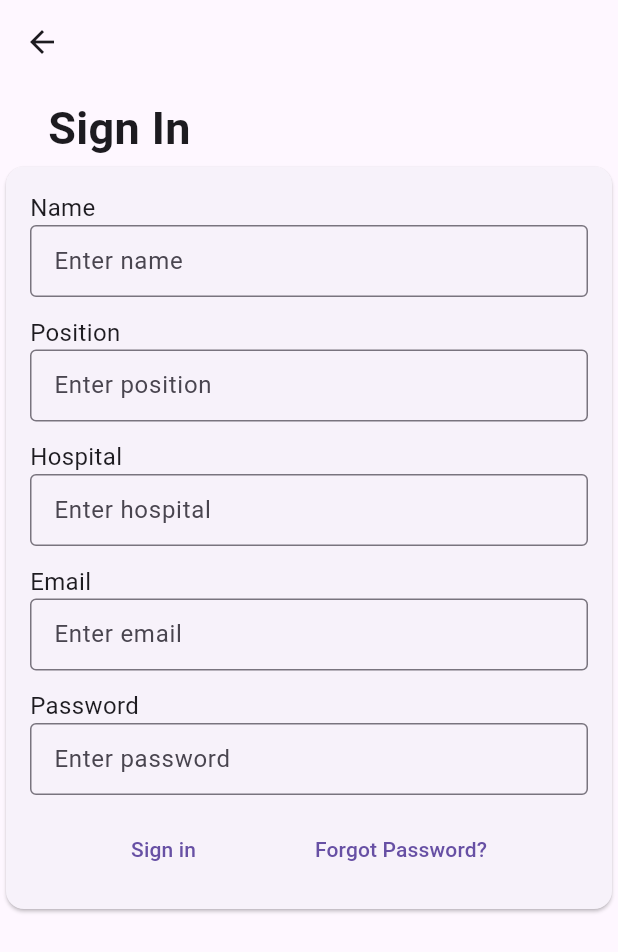
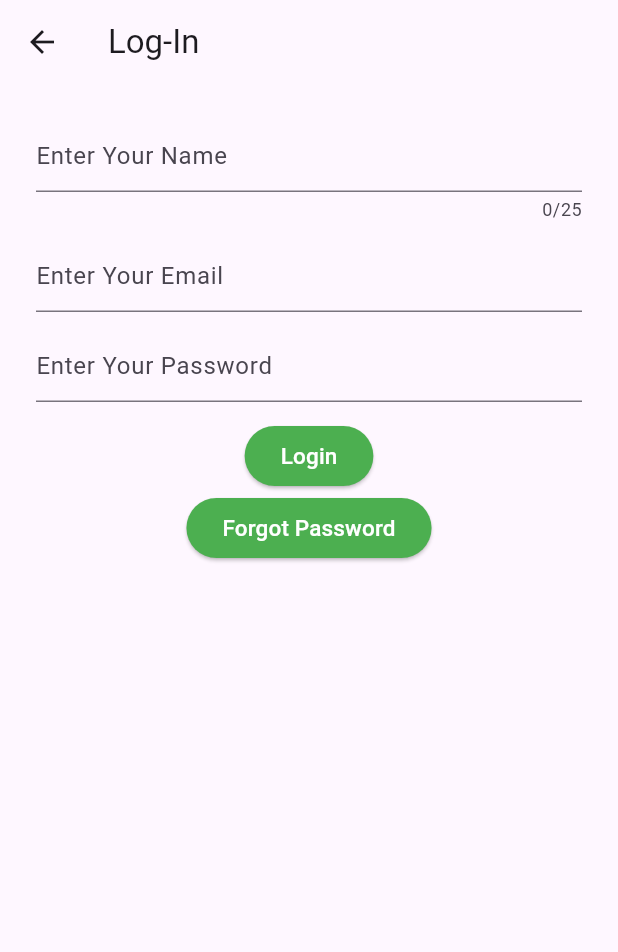
Before and after one commit to tasheera/CVD_Risk_Analyser, a Flutter app: the screen it shows after launch, after a tap on "LOGIN", on a phone screen of 412 x 824 dp. Shown: the top 952 px of the screen. Run offline on Flutter 3.47's test engine with Material 3 defaults, Android fonts, the phone set to English and light mode, and no system bars; our stand-ins replace cloud_firestore, firebase_auth, firebase_core, get, sqflite; accounts and stored records are empty.

Commit message:
Login UI Change

```diff
--- a/lib/HomePage.dart
+++ b/lib/HomePage.dart
@@ -1,5 +1,6 @@
 import 'package:cvd_risk_analyser/screens/chart_choose_screen.dart';
 import 'package:cvd_risk_analyser/screens/login_screen.dart';
+import 'package:cvd_risk_analyser/screens/login_screen_new.dart';
 import 'package:cvd_risk_analyser/screens/user_data_input_screen.dart';
 import 'package:cvd_risk_analyser/signup_screen.dart';
 import 'package:flutter/material.dart';
@@ -86,7 +87,7 @@ class HomePage extends StatelessWidget {
                         onPressed: () {
                           //TODO Link login screen
                             Navigator.of(context).push(MaterialPageRoute(builder:(_){
-                              return const LoginScreen();
+                              return LoginFormScreen();
                             }));
 
                         },
--- a/lib/components/input_field.dart
+++ b/lib/components/input_field.dart
@@ -6,33 +6,25 @@ class InputField extends StatelessWidget {
   InputField({
     super.key,
     required this.controller,
-    required this.title,
     this.obscureText = false,
+    this.hintText,
+    this.maxLength
   });
 
   TextEditingController controller;
-  String title;
   bool obscureText;
+  String? hintText;
+  int? maxLength;
 
   @override
   Widget build(BuildContext context) {
     return Column(
       crossAxisAlignment: CrossAxisAlignment.start,
       children: [
-        Text(
-          title,
-          style: const TextStyle(
-            fontSize: 16,
-          ),
-        ),
         TextFormField(
+          maxLength: maxLength,
           controller: controller,
-          decoration: InputDecoration(
-            labelText: 'Enter ${title.toLowerCase()}',
-            border: const OutlineInputBorder(),
-            isDense: true,
-            hintText: 'Enter ${title.toLowerCase()}',
-          ),
+          decoration: InputDecoration(hintText: hintText),
           obscureText: obscureText,
         ),
         const SizedBox(
--- a/lib/controllers/login_controller.dart
+++ b/lib/controllers/login_controller.dart
@@ -11,8 +11,8 @@ class LoginController extends GetxController {
   final emailController = TextEditingController();
   final passwordController = TextEditingController();
   final nameController = TextEditingController();
-  final positionController = TextEditingController();
-  final hospitalController = TextEditingController();
+  // final positionController = TextEditingController();
+  // final hospitalController = TextEditingController();
 
 
   //Disposing controllers at the end
@@ -21,8 +21,31 @@ class LoginController extends GetxController {
     emailController.dispose();
     passwordController.dispose();
     nameController.dispose();
-    positionController.dispose();
-    hospitalController.dispose();
+    // positionController.dispose();
+    // hospitalController.dispose();
+  }
+
+  bool _validateEmail(){
+    if (emailController.text.trim().isEmpty) {
+      Get.snackbar(
+        'Enter email id',
+        'Please type your email',
+        snackPosition: SnackPosition.BOTTOM,
+      );
+      return false;
+    }
+
+    //case for invalid email
+    if (!emailController.text.trim().isEmail) {
+      Get.snackbar(
+        'Invalid email',
+        'Please type a valid email',
+        snackPosition: SnackPosition.BOTTOM,
+      );
+      return false;
+    }
+
+    return true;
   }
 
   //function which validates the form
@@ -53,63 +76,49 @@ class LoginController extends GetxController {
       return false;
     }
 
-    //case for empty position
-    if (positionController.text.trim().isEmpty) {
-      Get.snackbar(
-        'Enter position',
-        'Please type your position',
-        snackPosition: SnackPosition.BOTTOM,
-      );
-      return false;
-    }
+    // //case for empty position
+    // if (positionController.text.trim().isEmpty) {
+    //   Get.snackbar(
+    //     'Enter position',
+    //     'Please type your position',
+    //     snackPosition: SnackPosition.BOTTOM,
+    //   );
+    //   return false;
+    // }
+    //
+    // //case for invalid position
+    // if (checkForInvalidString(positionController.text)) {
+    //   Get.snackbar(
+    //     'Invalid position',
+    //     'Please type a valid position',
+    //     snackPosition: SnackPosition.BOTTOM,
+    //   );
+    //   return false;
+    // }
 
-    //case for invalid position
-    if (checkForInvalidString(positionController.text)) {
-      Get.snackbar(
-        'Invalid position',
-        'Please type a valid position',
-        snackPosition: SnackPosition.BOTTOM,
-      );
-      return false;
-    }
-
-    //case for empty hospital name
-    if (hospitalController.text.trim().isEmpty) {
-      Get.snackbar(
-        'Enter hospital name',
-        'Please type your hospital name',
-        snackPosition: SnackPosition.BOTTOM,
-      );
-      return false;
-    }
-
-    //case for invalid hospital name
-    if (checkForInvalidString(hospitalController.text)) {
-      Get.snackbar(
-        'Invalid hospital name',
-        'Please type a valid hospital name',
-        snackPosition: SnackPosition.BOTTOM,
-      );
-      return false;
-    }
+    // //case for empty hospital name
+    // if (hospitalController.text.trim().isEmpty) {
+    //   Get.snackbar(
+    //     'Enter hospital name',
+    //     'Please type your hospital name',
+    //     snackPosition: SnackPosition.BOTTOM,
+    //   );
+    //   return false;
+    // }
+    //
+    // //case for invalid hospital name
+    // if (checkForInvalidString(hospitalController.text)) {
+    //   Get.snackbar(
+    //     'Invalid hospital name',
+    //     'Please type a valid hospital name',
+    //     snackPosition: SnackPosition.BOTTOM,
+    //   );
+    //   return false;
+    // }
 
     //case for empty email
-    if (emailController.text.trim().isEmpty) {
-      Get.snackbar(
-        'Enter email id',
-        'Please type your email',
-        snackPosition: SnackPosition.BOTTOM,
-      );
-      return false;
-    }
-
-    //case for invalid email
-    if (!emailController.text.trim().isEmail) {
-      Get.snackbar(
-        'Invalid email',
-        'Please type a valid email',
-        snackPosition: SnackPosition.BOTTOM,
-      );
+    if(!_validateEmail())
+      {
         return false;
       }
 
@@ -133,8 +142,8 @@ class LoginController extends GetxController {
         String email = emailController.text;
         String password = passwordController.text;
         String name = nameController.text;
-        String position = positionController.text;
-        String hospital = hospitalController.text;
+        // String position = positionController.text;
+        // String hospital = hospitalController.text;
 
         //using AuthController to login user with firebase auth
         await controller.loginWithEmailAndPassword(email, password);
@@ -143,8 +152,8 @@ class LoginController extends GetxController {
         await UserDataController.instance.saveUserDetails(AppUser(
           email: email,
           name: name,
-          position: position,
-          hospital: hospital,
+          // position: position,
+          // hospital: hospital,
         ));
       } catch (e) {
         e.printError();
@@ -155,6 +164,8 @@ class LoginController extends GetxController {
 
   //handler for forget password
   Future<void> onForgotPassword() async {
+    if(_validateEmail())
+      {
         try {
           AuthController controller = AuthController.authInstance;
           String email = emailController.text;
@@ -164,3 +175,4 @@ class LoginController extends GetxController {
         }
       }
   }
+}
--- a/lib/controllers/report_controller.dart
+++ b/lib/controllers/report_controller.dart
@@ -47,6 +47,7 @@ class ReportController extends GetxController{
       await ReportProvider.insertReport(report.toMap());
       await _initController();
     }catch(e){
+      print('Error Saving Data');
       e.printError();
       rethrow;
     }
--- a/lib/database/database_models/user_provider.dart
+++ b/lib/database/database_models/user_provider.dart
@@ -9,12 +9,12 @@ class UserProvider {
     await database.execute('''
       CREATE TABLE IF NOT EXISTS $tableName (
         user_email TEXT PRIMARY KEY,
-        user_name TEXT NOT NULL,
-        position TEXT,
-        hospital TEXT
+        user_name TEXT NOT NULL
       )
     ''');
+    ///Add position & hospital here again if required
   }
+
 
   //function to insert/update user details
   static Future<int> insertOrUpdateUser(Map<String, dynamic> data) async {
--- a/lib/models/AppUser.dart
+++ b/lib/models/AppUser.dart
@@ -3,14 +3,14 @@
 class AppUser {
   final String email;
   final String name;
-  String? position;
-  String? hospital;
+  // String? position;
+  // String? hospital;
 
   AppUser({
     required this.email,
     required this.name,
-    this.position,
-    this.hospital,
+    // this.position,
+    // this.hospital,
   });
 
   //factory to create objects from database maps
@@ -18,8 +18,8 @@ class AppUser {
     return AppUser(
       email: map['user_email'],
       name: map['user_name'],
-      position: map['position'],
-      hospital: map['hospital'],
+      // position: map['position'],
+      // hospital: map['hospital'],
     );
   }
 
@@ -28,8 +28,8 @@ class AppUser {
     return {
       'user_email': email,
       'user_name': name,
-      'position': position,
-      'hospital': hospital,
+      // 'position': position,
+      // 'hospital': hospital,
     };
   }
 }
--- a/lib/prediction_data_save_and_retrive_functions.dart
+++ b/lib/prediction_data_save_and_retrive_functions.dart
@@ -2,7 +2,7 @@ import 'package:cvd_risk_analyser/controllers/report_controller.dart';
 
 import 'models/Report.dart';
 
-void saveData(
+Future<void> saveData(
     String predictAge,
     String predictGender,
     String predictWeight,
--- a/lib/screens/doctor_data_input_screen.dart
+++ b/lib/screens/doctor_data_input_screen.dart
@@ -64,10 +64,12 @@ class _DoctorInputScreenState extends State<DoctorInputScreen> {
       if(_userDataController.currentUser != null)
         {
           String name = _userDataController.currentUser!.name;
-          String? position = _userDataController.currentUser!.position;
-          String? hospital = _userDataController.currentUser!.hospital;
+          // String? position = _userDataController.currentUser!.position;
+          // String? hospital = _userDataController.currentUser!.hospital;
 
-          return 'Dr. ${name}\n${position}\n${hospital}';
+          return 'Dr. ${name}'
+              // '\n${position}\n${hospital}'
+          ;
         }
       else
         {
--- a/lib/screens/login_screen.dart
+++ b/lib/screens/login_screen.dart
@@ -33,23 +33,18 @@ class LoginScreen extends GetView<LoginController> {
                 children: [
                   InputField(
                     controller: controller.nameController,
-                    title: 'Name',
                   ),
-                  InputField(
-                    controller: controller.positionController,
-                    title: 'Position',
-                  ),
-                  InputField(
-                    controller: controller.hospitalController,
-                    title: 'Hospital',
-                  ),
+                  // InputField(
+                  //   controller: controller.positionController,
+                  // ),
+                  // InputField(
+                  //   controller: controller.hospitalController,
+                  // ),
                   InputField(
                     controller: controller.emailController,
-                    title: 'Email',
                   ),
                   InputField(
                     controller: controller.passwordController,
-                    title: 'Password',
                     obscureText: true,
                   ),
                   Row(
--- /dev/null
+++ b/lib/screens/login_screen_new.dart
@@ -0,0 +1,69 @@
+import 'package:cvd_risk_analyser/components/input_field.dart';
+import 'package:cvd_risk_analyser/controllers/login_controller.dart';
+import 'package:cvd_risk_analyser/screens/chart_choose_screen.dart';
+import 'package:firebase_auth/firebase_auth.dart';
+import 'package:flutter/material.dart';
+import 'package:get/get.dart';
+
+class LoginFormScreen extends GetView<LoginController> {
+  LoginFormScreen();
+
+  @override
+  Widget build(BuildContext context) {
+    return Scaffold(
+      appBar: AppBar(
+        title: Text("Log-In "),
+      ),
+      body: SingleChildScrollView(
+        child: Container(
+          margin: const EdgeInsets.all(24.0),
+          child: Column(
+            children: <Widget>[
+              //can add many items
+
+              InputField(
+                controller: controller.nameController,
+                hintText: 'Enter Your Name',
+                maxLength: 25,
+              ),
+              InputField(
+                controller: controller.emailController,
+                hintText: 'Enter Your Email',
+              ),
+              InputField(
+                controller: controller.passwordController,
+                hintText: 'Enter Your Password',
+                obscureText: true,
+              ),
+
+              ElevatedButton(
+                style: ElevatedButton.styleFrom(
+                  backgroundColor: Colors.green,
+                ),
+                onPressed: () async {
+                  await controller.onLogin();
+                },
+                child: const Text(
+                  "Login",
+                  style: TextStyle(color: Colors.white, fontSize: 15),
+                ),
+              ),
+              ElevatedButton(
+                style: ElevatedButton.styleFrom(
+                  backgroundColor: Colors.green,
+                ),
+                onPressed: () async {
+                  await controller.onForgotPassword();
+                },
+                child: const Text(
+                  "Forgot Password",
+                  style: TextStyle(color: Colors.white, fontSize: 15),
+                ),
+              ),
+            ],
+          ),
+        ),
+      ),
+    );
+  }
+}
--- a/lib/screens/user_data_input_screen.dart
+++ b/lib/screens/user_data_input_screen.dart
@@ -328,7 +328,7 @@ class _UserInputScreenState extends State<UserInputScreen> {
                 fontSize: iconSize * 0.7, fontWeight: FontWeight.bold),
           );
         });
-        saveData(
+        await saveData(
             predictAge,
             predictGender,
             predictWeight,
```
Lines whose indentation alone changed are shown as unchanged.
